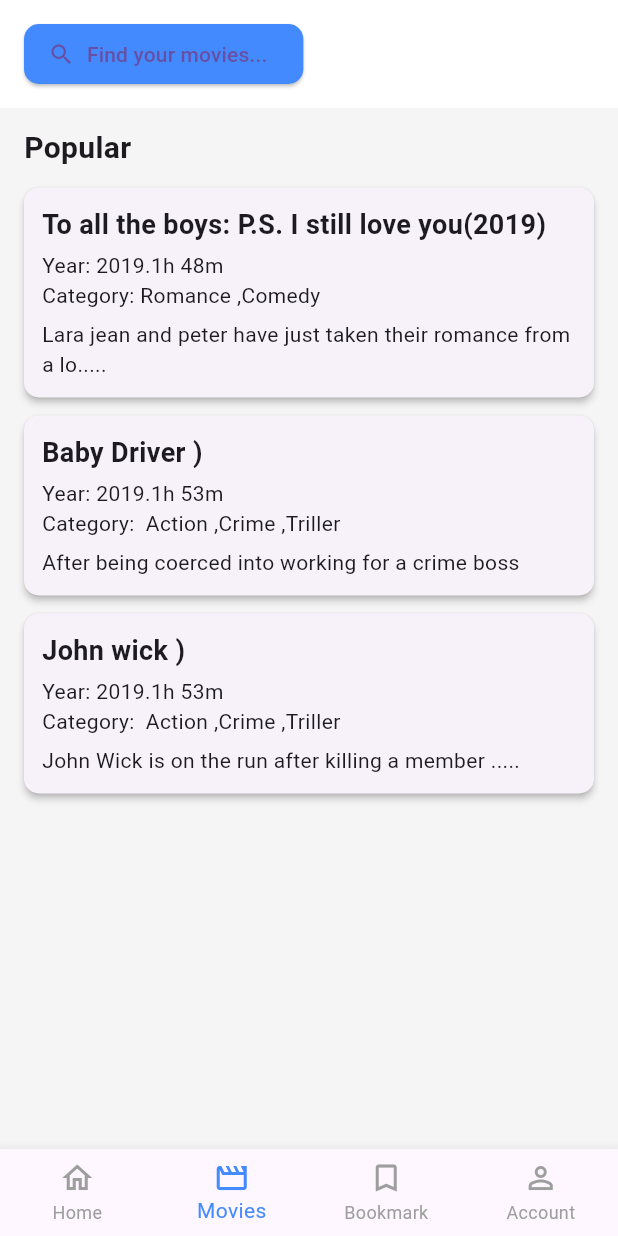
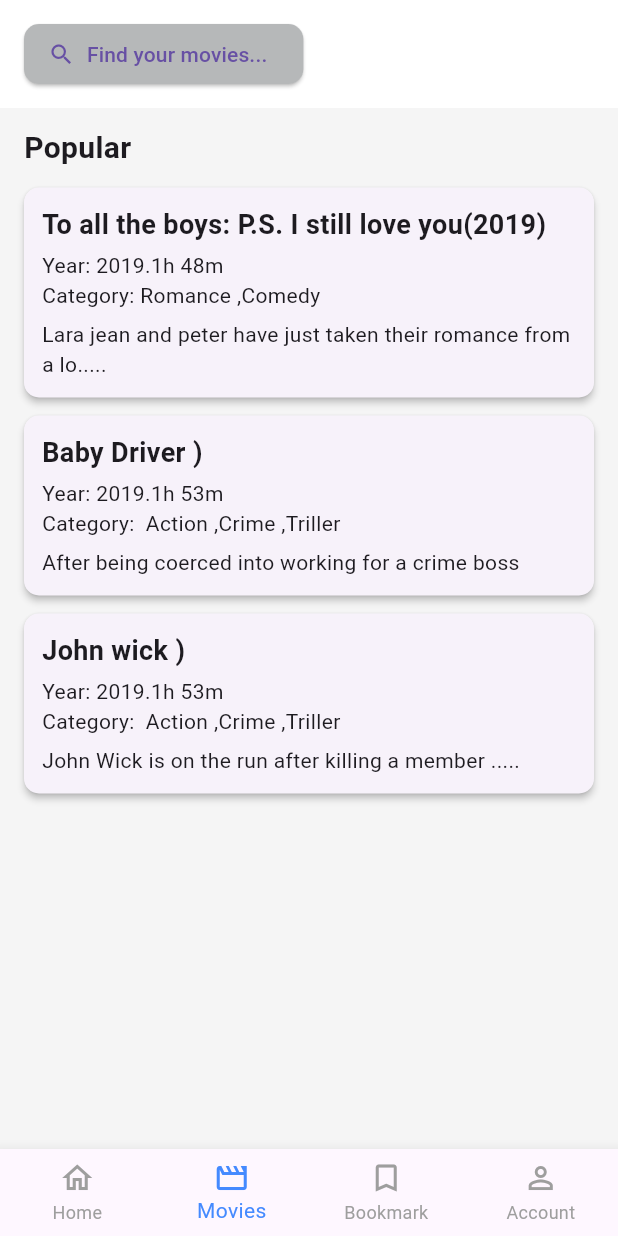
Before and after one commit to hanannycodelady/REG-NO-DCSE-00107-SS-Mobile-Apps-Y2S2-2025-EXAM, a Flutter app: the Mockupscreenone screen opened directly, on a phone screen of 412 x 824 dp. Run offline on Flutter 3.47's test engine with Material 3 defaults, Android fonts, the phone set to English and light mode, and no system bars.

Commit message:
mobile app exam

```diff
--- a/lib/MockupScreenOne.dart
+++ b/lib/MockupScreenOne.dart
@@ -46,7 +46,7 @@ class Mockupscreenone extends StatelessWidget {
                     icon: const Icon(Icons.search),
                     label: const Text("Find your movies..."),
                     style: ElevatedButton.styleFrom(
-                      backgroundColor: Colors.blueAccent,
+                      backgroundColor: const Color.fromARGB(255, 182, 184, 185),
                       shape: RoundedRectangleBorder(
                         borderRadius: BorderRadius.circular(10),
                       ),
--- a/lib/MockupScreenTwo.dart
+++ b/lib/MockupScreenTwo.dart
@@ -72,7 +72,7 @@ Mockupscreentwo extends StatelessWidget {
           SliverToBoxAdapter(
             child: Padding(
               padding: EdgeInsets.all(16),
-              child: Column(
+              child: Row(
                 crossAxisAlignment: CrossAxisAlignment.start,
                 children: [
                   SectionTitle('whats popular Movies'),
--- a/lib/main.dart
+++ b/lib/main.dart
@@ -17,8 +17,8 @@ class MyApp extends StatelessWidget {
       title: 'Flutter Demo',
       theme: ThemeData(
       ),
-      //home: Mockupscreenone(),
-      home: Mockupscreentwo(),
+      home: Mockupscreenone(),
+      //home: Mockupscreentwo(),
 
 
 
```
